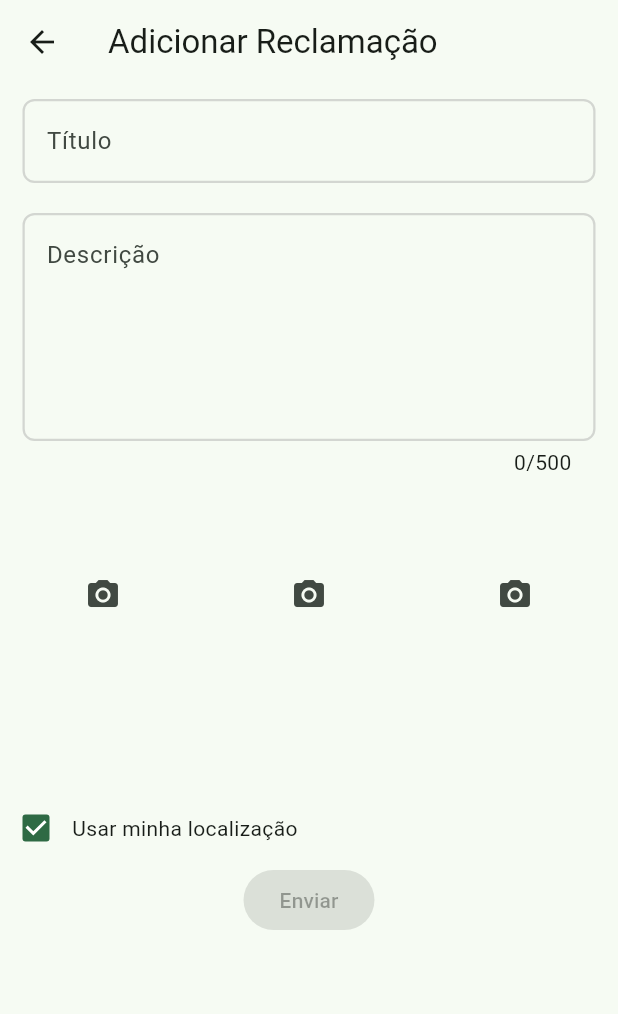
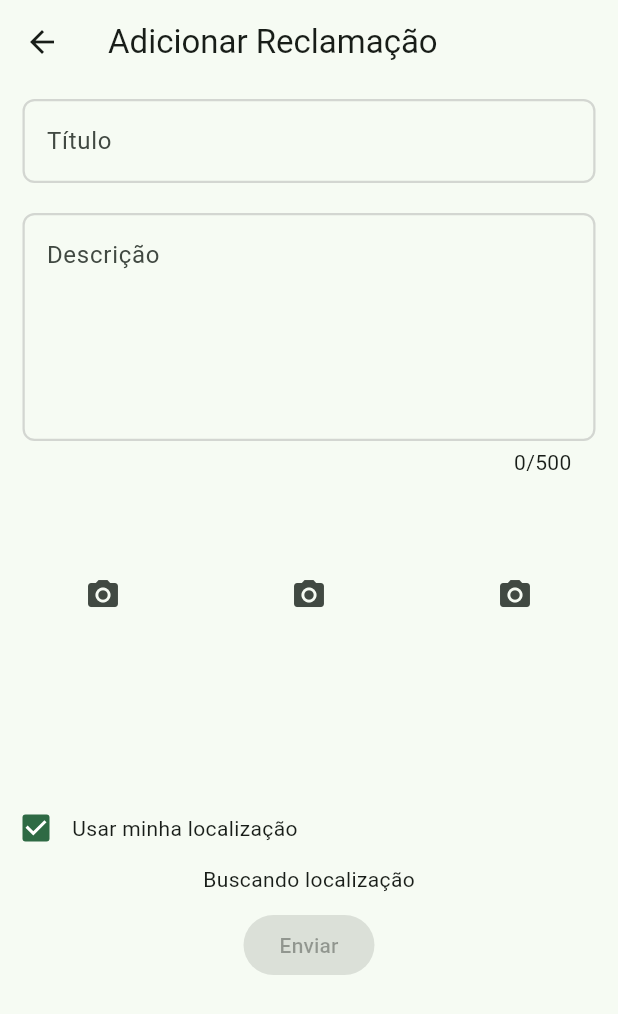
Before and after one commit to vinirecoaro/sos_community, a Flutter app: the screen it shows after launch, after a tap on the "add" icon, on a phone screen of 412 x 824 dp. Shown: the top 1014 px of the screen. Run offline on Flutter 3.47's test engine with Material 3 defaults, Android fonts, the light colour scheme and no system bars; our stand-ins replace firebase_core, firebase_database, geolocator, image_picker; accounts and stored records are empty.

Commit message:
ClaimProvider - Created function to insert data on firebase realtime database

```diff
--- a/lib/models/claim.dart
+++ b/lib/models/claim.dart
@@ -1,8 +1,9 @@
 class Claim {
+  String? id;
   double? lat;
   double? lon;
   String description;
-  String pictureLink;
+  List<String>? picturesPath;
   String title;
   DateTime date;
   String status;
@@ -11,10 +12,11 @@ class Claim {
   int? num;
 
   Claim({
+    this.id,
     this.lat,
     this.lon,
     required this.description,
-    required this.pictureLink,
+    this.picturesPath,
     required this.title,
     required this.date,
     this.status = "Em análise",
@@ -22,4 +24,20 @@ class Claim {
     this.cep,
     this.num,
   });
+
+  Map<String, dynamic> toJson() {
+    return {
+      'id': id,
+      'lat': lat,
+      'lon': lon,
+      'description': description,
+      'picturesPath': picturesPath,
+      'title': title,
+      'date': date.toIso8601String(), // Converter DateTime para String
+      'status': status,
+      'edit': edit,
+      'cep': cep,
+      'num': num,
+    };
+  }
 }
--- a/lib/screens/add_claim_screen.dart
+++ b/lib/screens/add_claim_screen.dart
@@ -1,8 +1,10 @@
 import 'package:flutter/material.dart';
+import 'package:provider/provider.dart';
 import 'package:sos_community/components/input_field.dart';
 import 'package:sos_community/components/input_field_large.dart';
 import 'package:sos_community/components/photo_upload_container.dart';
 import 'package:sos_community/models/claim.dart';
+import 'package:sos_community/providers/claim_provider.dart';
 import 'package:sos_community/service/location_service.dart';
 
 class AddClaimScreen extends StatefulWidget {
@@ -21,24 +23,26 @@ class _AddClaimScreenState extends State<AddClaimScreen> {
   final TextEditingController latController = TextEditingController();
   final TextEditingController lonController = TextEditingController();
   bool buttonEnabled = false;
+  bool fetchingLocation = true;
 
   @override
   Widget build(BuildContext context) {
     bool view;
-    final Claim claim = ModalRoute.of(context)!.settings.arguments as Claim;
+    final Claim editClaim = ModalRoute.of(context)!.settings.arguments as Claim;
+    final claimProvider = context.watch<ClaimProvider>();
 
-    view = claim.edit;
+    view = editClaim.edit;
 
     if (view) {
-      titleController.text = claim.title;
-      descriptionController.text = claim.description;
-      if (claim.lat == null) {
+      titleController.text = editClaim.title;
+      descriptionController.text = editClaim.description;
+      if (editClaim.lat == null) {
         isChecked = false;
-        cepController.text = claim.cep.toString();
-        numController.text = claim.num.toString();
+        cepController.text = editClaim.cep.toString();
+        numController.text = editClaim.num.toString();
       } else {
-        latController.text = claim.lat.toString();
-        lonController.text = claim.lon.toString();
+        latController.text = editClaim.lat.toString();
+        lonController.text = editClaim.lon.toString();
       }
     }
 
@@ -47,9 +51,8 @@ class _AddClaimScreenState extends State<AddClaimScreen> {
         LocationService.determinePosition().then((value) {
           latController.text = value.latitude.toString();
           lonController.text = value.longitude.toString();
-          ScaffoldMessenger.of(context).showSnackBar(
-              const SnackBar(content: Text("Buscando localização")));
           setState(() {
+            fetchingLocation = false;
             buttonEnabled = true;
           });
         });
@@ -58,6 +61,7 @@ class _AddClaimScreenState extends State<AddClaimScreen> {
 
     if (!isChecked) {
       setState(() {
+        fetchingLocation = false;
         buttonEnabled = true;
       });
     }
@@ -97,6 +101,15 @@ class _AddClaimScreenState extends State<AddClaimScreen> {
                         const Text("Usar minha localização")
                       ],
                     ),
+                    if (fetchingLocation)
+                      const Column(
+                        children: [
+                          Text("Buscando localização"),
+                          SizedBox(
+                            height: 10,
+                          )
+                        ],
+                      ),
                     if (!isChecked)
                       Column(
                         children: [
@@ -120,7 +133,19 @@ class _AddClaimScreenState extends State<AddClaimScreen> {
                                       const SnackBar(
                                           content: Text(
                                               "Preencher todos os campos")));
-                                } else {}
+                                } else {
+                                  claimProvider.insert(
+                                    Claim(
+                                        lat: double.parse(
+                                            latController.text.toString()),
+                                        lon: double.parse(
+                                            lonController.text.toString()),
+                                        description: descriptionController.text,
+                                        title: titleController.text,
+                                        date: DateTime.now()),
+                                  );
+                                  Navigator.pop(context);
+                                }
                               } else {
                                 if (titleController.text.isEmpty ||
                                     descriptionController.text.isEmpty ||
@@ -130,7 +155,19 @@ class _AddClaimScreenState extends State<AddClaimScreen> {
                                       const SnackBar(
                                           content: Text(
                                               "Preencher todos os campos")));
-                                } else {}
+                                } else {
+                                  claimProvider.insert(
+                                    Claim(
+                                        cep: int.parse(
+                                            cepController.text.toString()),
+                                        num: int.parse(
+                                            numController.text.toString()),
+                                        description: descriptionController.text,
+                                        title: titleController.text,
+                                        date: DateTime.now()),
+                                  );
+                                  Navigator.pop(context);
+                                }
                               }
                             }
                           : null,
--- a/lib/screens/claims_list_screen.dart
+++ b/lib/screens/claims_list_screen.dart
@@ -79,7 +79,7 @@ class _ClaimsListScreenState extends State<ClaimsListScreen> {
                   lat: 0,
                   lon: 0,
                   description: "",
-                  pictureLink: "",
+                  picturesPath: [],
                   title: "",
                   date: DateTime(2024)));
         },
```
Also changed, not shown: lib/providers/claim_provider.dart (+7 -1 lines).
